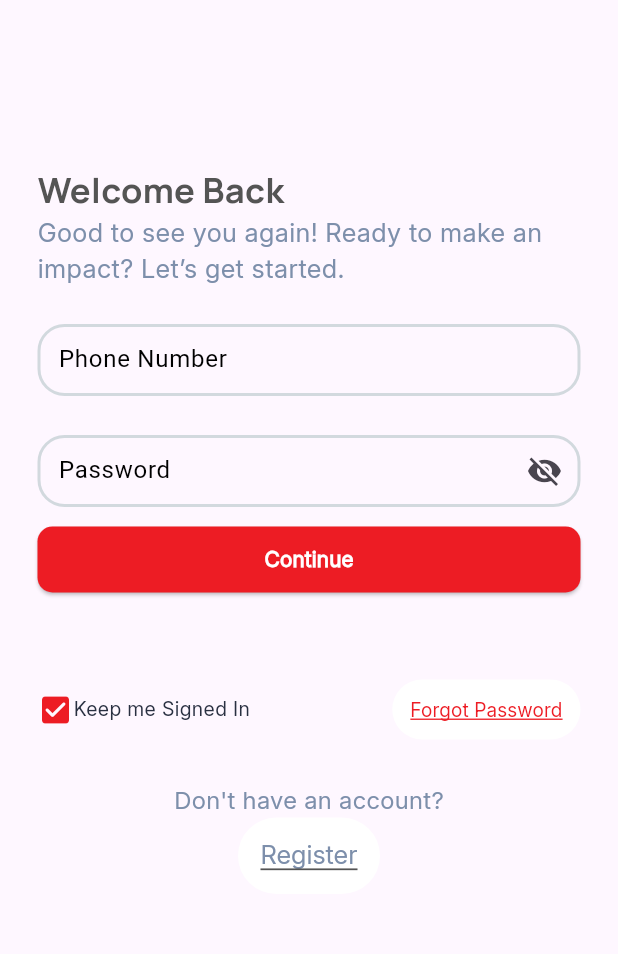
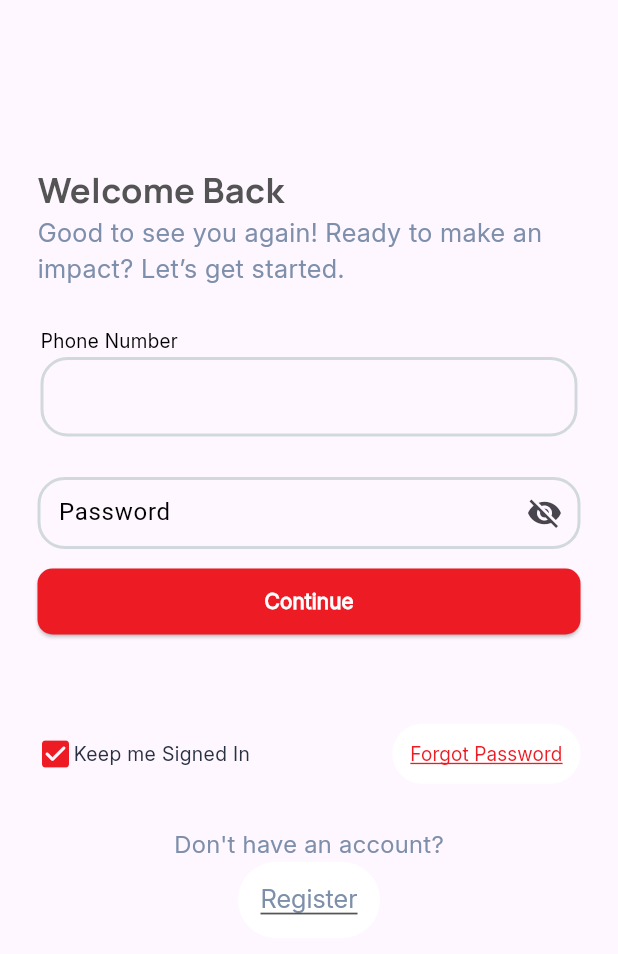
Before and after one commit to Nsengiyunva/redcrossug, a Flutter app: the screen it shows after launch, on a phone screen of 412 x 824 dp. Shown: the top 954 px of the screen. Run offline on Flutter 3.47's test engine with Material 3 defaults, Android fonts, the phone set to English and light mode, and no system bars; our stand-ins replace flutter_svg, get, google_maps_flutter, shared_preferences; missing offline and left inert: intl_phone_number_field, textfield_datepicker.

Commit message:
updates the app

```diff
--- a/lib/main.dart
+++ b/lib/main.dart
@@ -48,7 +48,7 @@ class MyApp extends StatelessWidget {
         "/disaster-details": ( context ) => const DisasterDetails(),
         "/initiate-payment": ( context ) => const Payment(),
         "/payment-successful": ( context ) => const AccountSuccess(button_label: 'Close', title: 'Thank you', success_message: 'Your Donation Payment was Successful', changeColor: true ),
-        "/register-account": ( context ) => SignUp(),
+        "/register-account": ( context ) => const SignUp(),
         "/splash-screen": ( context ) => const SplashScreen(),
         "/enter-otp": ( context ) => OtpVerify(),
         "/first-aid-home": ( context ) => const FirstAidHome(),
--- a/lib/scenes/auth/sign_in.dart
+++ b/lib/scenes/auth/sign_in.dart
@@ -1,9 +1,9 @@
 import 'package:flutter/material.dart';
 import 'package:get/get.dart';
 import 'package:redcross/controllers/login_controller.dart';
+import 'package:redcross/scenes/widgets/form_textfield.dart';
 import 'package:redcross/scenes/widgets/password_field.dart';
 import 'package:redcross/scenes/widgets/red_btn.dart';
-import 'package:redcross/scenes/widgets/text_field.dart';
 
 class SignIn extends StatelessWidget {
   SignIn({super.key});
@@ -12,6 +12,10 @@ class SignIn extends StatelessWidget {
 
   @override
   Widget build(BuildContext context) {
+    // double screenWidth = MediaQuery.of(context).size.width;
+
+    // print( screenWidth );
+
     return Scaffold(
       body: SingleChildScrollView(
         child: Container(
@@ -27,7 +31,7 @@ class SignIn extends StatelessWidget {
                 style: TextStyle( fontFamily: "Inter", fontSize: 16.99, color: Color(0xFF7D8FAB) ) )  ,
             ),
             const SizedBox( height: 25 ),
-            TextFieldInput(
+            FormTextfield(
               question: 'Phone Number',
               textEditingController: _loginController.telephoneController,
             ),
@@ -59,7 +63,7 @@ class SignIn extends StatelessWidget {
                   //  Get.toNamed( "/register-account" );
                   },
                   style: TextButton.styleFrom(
-                    backgroundColor: Color(0xFFFFFFFF),
+                    backgroundColor: const Color(0xFFFFFFFF),
                   ),
                   child: const Text( "Forgot Password", style: TextStyle( fontWeight: FontWeight.w400, fontFamily: "Inter", fontSize: 12.8, color: Color(0xFFED1C24), decoration: TextDecoration.underline, decorationColor: Color(0xFFED1C24) ) ),
                 )
--- a/lib/scenes/auth/sign_up.dart
+++ b/lib/scenes/auth/sign_up.dart
@@ -58,7 +58,6 @@
 //     );
 //   }
 // }
-import 'package:flutter/foundation.dart';
 import 'package:flutter/widgets.dart';
 import 'package:redcross/scenes/widgets/dobpicker.dart';
 
@@ -67,6 +66,6 @@ class SignUp extends StatelessWidget {
 
   @override
   Widget build(BuildContext context) {
-    return TextFieldDatePickerDemo1();
+    return const TextFieldDatePickerDemo1();
   }
 }
--- a/lib/scenes/widgets/ambulance_list_item.dart
+++ b/lib/scenes/widgets/ambulance_list_item.dart
@@ -1,4 +1,5 @@
 import 'package:flutter/material.dart';
+import 'package:redcross/utils/colors.dart';
 
 class AmbulanceListItem extends StatelessWidget {
   final String place;
@@ -30,7 +31,7 @@ class AmbulanceListItem extends StatelessWidget {
                   ),
                   child: const Icon(
                   Icons.fire_truck_sharp,
-                  color:Color(0xFFED1C24),
+                  color:AppColors.primaryRedColor,
                   size: 15,
                 ),
               ),
--- a/lib/scenes/widgets/dobpicker.dart
+++ b/lib/scenes/widgets/dobpicker.dart
@@ -6,7 +6,7 @@ import 'package:intl/intl.dart';
 
 class TextFieldDatePickerDemo1 extends StatefulWidget {
   static const routeName = '/textFieldDatePickerDemo';
-  const TextFieldDatePickerDemo1({Key? key}) : super(key: key);
+  const TextFieldDatePickerDemo1({super.key});
 
   @override
   _TextFieldDatePickerDemo1State createState() =>
--- a/lib/scenes/widgets/form_textfield.dart
+++ b/lib/scenes/widgets/form_textfield.dart
@@ -2,7 +2,6 @@ import 'package:flutter/material.dart';
 
 class FormTextfield extends StatelessWidget {
   final String question;
-  // bool grey;
   final TextEditingController textEditingController;
 
   const FormTextfield({
@@ -10,8 +9,6 @@ class FormTextfield extends StatelessWidget {
     required this.question,
     required this.textEditingController
   } );
-
-  // grey ? Color(0xFF848484) :
 
   @override
   Widget build(BuildContext context) {
--- a/lib/scenes/widgets/label_text.dart
+++ b/lib/scenes/widgets/label_text.dart
@@ -5,7 +5,7 @@ import 'package:redcross/scenes/mediaQuery/size_helpers.dart';
 class LabelText extends StatelessWidget {
   final String labelValue;
 
-  const LabelText({Key? key, required this.labelValue}) : super(key: key);
+  const LabelText({super.key, required this.labelValue});
 
   @override
   Widget build(BuildContext context) {
--- a/lib/scenes/widgets/red_btn.dart
+++ b/lib/scenes/widgets/red_btn.dart
@@ -1,4 +1,5 @@
 import 'package:flutter/material.dart';
+import 'package:redcross/utils/colors.dart';
 
 class RedBtn extends StatelessWidget {
   final String label;
@@ -9,8 +10,11 @@ class RedBtn extends StatelessWidget {
 
   @override
   Widget build(BuildContext context) {
+
+    double screenWidth = MediaQuery.of(context).size.width;
+
     return SizedBox(
-      height: 50,
+      height: ( screenWidth * 0.25 ) / 2,
       child: Column(
             crossAxisAlignment: CrossAxisAlignment.stretch,
             children: [
@@ -20,10 +24,15 @@ class RedBtn extends StatelessWidget {
               shape: RoundedRectangleBorder(
               borderRadius: squared != null ? BorderRadius.circular( 8 ) :  BorderRadius.circular( 10 )
             ),
-            backgroundColor:  const Color(0xFFED1C24),
+            backgroundColor:  AppColors.primaryRedColor,
             padding: const EdgeInsets.symmetric(horizontal: 15, vertical: 12 ),
           ),
-            child: Text( label, style: const TextStyle( fontWeight: FontWeight.w600, fontFamily: "Inter", fontSize: 14, color: Colors.white ) ),
+            child: Text( label, style: const TextStyle(
+              fontWeight: FontWeight.w600,
+              fontFamily: "Inter",
+              fontSize: 14,
+              color: Colors.white
+            ) ),
           )
           ]
         ),
--- a/lib/scenes/widgets/text_field.dart
+++ b/lib/scenes/widgets/text_field.dart
@@ -12,11 +12,14 @@ class TextFieldInput extends StatelessWidget {
 
   @override
   Widget build(BuildContext context) {
+
+    double screenWidth = MediaQuery.of(context).size.width;
+
     return Container(
       child: Column(
         children: [
           SizedBox(
-            height: 49,
+            height: ( screenWidth * 0.25 ) / 2,
             child: TextField(
             controller: textEditingController,
             style: const TextStyle( fontFamily: "Inter", fontSize: 14, color: Color(0xFF293041) ),
--- /dev/null
+++ b/lib/utils/colors.dart
@@ -0,0 +1,22 @@
+import 'package:flutter/material.dart';
+
+class AppColors {
+  static const Color primaryRedColor = Color(0xFFED1C24);
+   static const Color bgColor = Color(0xFFF6F8FC);
+
+   // Neutral Colors
+  // static const Color white = Color(0xFFFFFFFF);
+  // static const Color black = Color(0xFF000000);
+  // static const Color grey = Color(0xFF9E9E9E);
+
+  // // Error and Success Colors
+  // static const Color errorColor = Color(0xFFB00020); // Red
+  // static const Color successColor = Color(0xFF00C853); // Green
+
+  // // Custom Gradient Example
+  // static const Gradient buttonGradient = LinearGradient(
+  //   colors: [primaryColor, secondaryColor],
+  //   begin: Alignment.topLeft,
+  //   end: Alignment.bottomRight,
+  // );
+}
```
Also changed, not shown: lib/utils/constants.dart (added).
